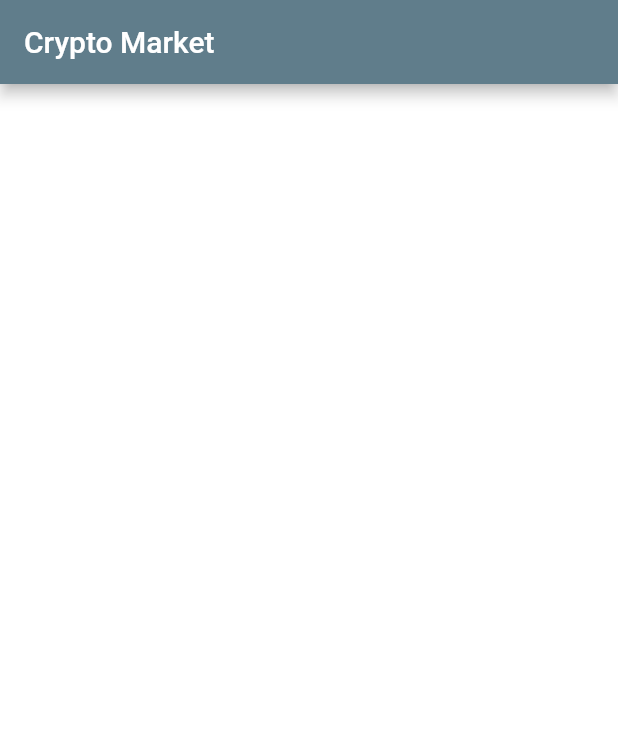
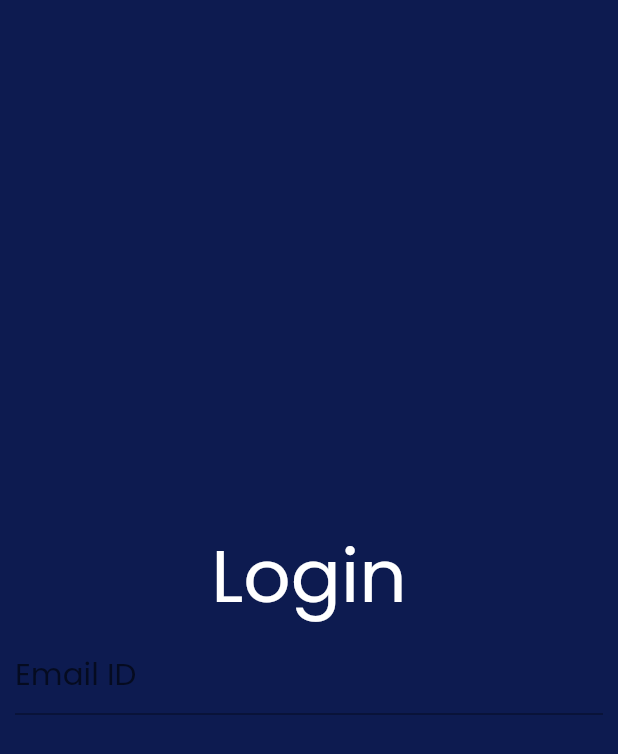
Before and after one commit to fzserver/CyMarket, a Flutter app: the screen it shows after launch, on a phone screen of 412 x 824 dp. Shown: the top 754 px of the screen. Run offline on Flutter 3.47's test engine with Material 2 defaults, Android fonts, the phone set to English and light mode, and no system bars; our stand-ins replace auto_route, connectivity_plus, firebase_analytics, firebase_core, firebase_storage, get_it and 2 more; missing offline and left inert: fzregex; accounts and stored records are empty.

Commit message:
code updated

```diff
--- a/lib/app.dart
+++ b/lib/app.dart
@@ -1,3 +1,4 @@
+import 'package:cymarket/constants/colors.dart';
 import 'package:cymarket/router/router.gr.dart';
 import 'package:flutter/material.dart';
 
@@ -28,7 +29,7 @@ class _CryptoAppState extends State<CryptoApp> {
       title: 'Crypto Market',
       debugShowCheckedModeBanner: false,
       theme: ThemeData(
-        primarySwatch: Colors.blueGrey,
+        primarySwatch: Colors.blue,
         brightness: Brightness.light,
         scaffoldBackgroundColor: Colors.white,
       ),
--- /dev/null
+++ b/lib/constants/colors.dart
@@ -0,0 +1,9 @@
+import 'package:flutter/material.dart';
+import 'package:flutter/cupertino.dart';
+
+class FzColors {
+  FzColors._();
+
+  static const Color bg = Color(0xFF0D1B50);
+
+}
--- a/lib/pages/home/home.dart
+++ b/lib/pages/home/home.dart
@@ -1,14 +1,14 @@
 import 'package:cymarket/constants/constants.dart';
 import 'package:flutter/material.dart';
 
-class CryptoHome extends StatefulWidget {
-  const CryptoHome({super.key});
+class HomeScreen extends StatefulWidget {
+  const HomeScreen({super.key});
 
   @override
-  State<CryptoHome> createState() => _CryptoHomeState();
+  State<HomeScreen> createState() => _HomeScreenState();
 }
 
-class _CryptoHomeState extends State<CryptoHome> {
+class _HomeScreenState extends State<HomeScreen> {
   @override
   Widget build(BuildContext context) {
     return Scaffold(
--- /dev/null
+++ b/lib/pages/login/login.dart
@@ -0,0 +1,79 @@
+import 'package:cymarket/constants/colors.dart';
+import 'package:cymarket/validators/fzValidation.dart';
+import 'package:flutter/material.dart';
+import 'package:flutter/src/widgets/container.dart';
+import 'package:flutter/src/widgets/framework.dart';
+import 'package:google_fonts/google_fonts.dart';
+
+class LoginScreen extends StatefulWidget {
+  const LoginScreen({super.key});
+
+  @override
+  State<LoginScreen> createState() => _LoginScreenState();
+}
+
+class _LoginScreenState extends State<LoginScreen> {
+  @override
+  void initState() {
+    // TODO: implement initState
+    super.initState();
+  }
+
+  @override
+  void dispose() {
+    // TODO: implement dispose
+    super.dispose();
+  }
+
+  @override
+  Widget build(BuildContext context) {
+    final mq = MediaQuery.of(context);
+    final width = mq.size.width;
+    final height = mq.size.height;
+    return Scaffold(
+      backgroundColor: FzColors.bg,
+      body: Center(
+        child: Form(
+          // key: _formKey,
+          child: Padding(
+            padding: const EdgeInsets.all(10.0),
+            child: Column(
+              mainAxisAlignment: MainAxisAlignment.center,
+              crossAxisAlignment: CrossAxisAlignment.center,
+              mainAxisSize: MainAxisSize.min,
+              children: [
+                Text(
+                  'Login',
+                  style: GoogleFonts.poppins(
+                    color: Colors.white,
+                    fontSize: width * .12,
+                  ),
+                ),
+                TextFormField(
+                  decoration: InputDecoration(
+                    hintText: 'Email ID',
+                    enabled: true,
+                    hoverColor: Colors.white,
+                    focusColor: Colors.white,
+                    fillColor: Colors.white,
+                  ),
+                  keyboardType: TextInputType.emailAddress,
+                  textInputAction: TextInputAction.next,
+                  style: GoogleFonts.poppins(
+                    fontSize: width * .05,
+                    color: Colors.white,
+                  ),
+                  strutStyle: StrutStyle(
+                    fontSize: width * .05,
+                  ),
+                  cursorColor: Colors.white,
+                  validator: (email) => FzValidation.emailValidator(email),
+                ),
+              ],
+            ),
+          ),
+        ),
+      ),
+    );
+  }
+}
--- a/lib/pages/splash/splash.dart
+++ b/lib/pages/splash/splash.dart
@@ -30,7 +30,7 @@ class _SplashState extends State<Splash> {
         // 5s over, navigate to a new page
         context.router.replaceAll(
           [
-            HomeRouter(),
+            LoginRouter(),
           ],
         );
       },
--- a/lib/router/router.dart
+++ b/lib/router/router.dart
@@ -1,13 +1,17 @@
 import 'package:auto_route/auto_route.dart';
+import 'package:cymarket/pages/login/login.dart';
 
 import '../pages/home/home.dart';
+import '../pages/signup/signup.dart';
 import '../pages/splash/splash.dart';
 
 @AdaptiveAutoRouter(
   replaceInRouteName: 'Page,Route',
   routes: <AutoRoute>[
     AutoRoute(page: Splash, name: 'SplashRouter', initial: true),
-    AutoRoute(page: CryptoHome, name: 'HomeRouter'),
+    AutoRoute(page: HomeScreen, name: 'HomeRouter'),
+    AutoRoute(page: LoginScreen, name: 'LoginRouter'),
+    AutoRoute(page: SignupScreen, name: 'SignupRouter'),
   ],
 )
 // extend the generated private router
--- a/pubspec.yaml
+++ b/pubspec.yaml
@@ -39,7 +39,9 @@ dependencies:
   firebase_storage: ^10.3.8
   flutter:
     sdk: flutter
+  fzregex: ^2.0.0
   get_it: ^7.2.0
+  google_fonts: ^3.0.1
   logger: ^1.1.0
   shared_preferences: ^2.0.15
 
```
Also changed, not shown: lib/pages/signup/signup.dart (added, +17 -0 lines), lib/validators/fzValidation.dart (added, +77 -0 lines), lib/router/router.gr.dart, pubspec.lock, 1 other file.
